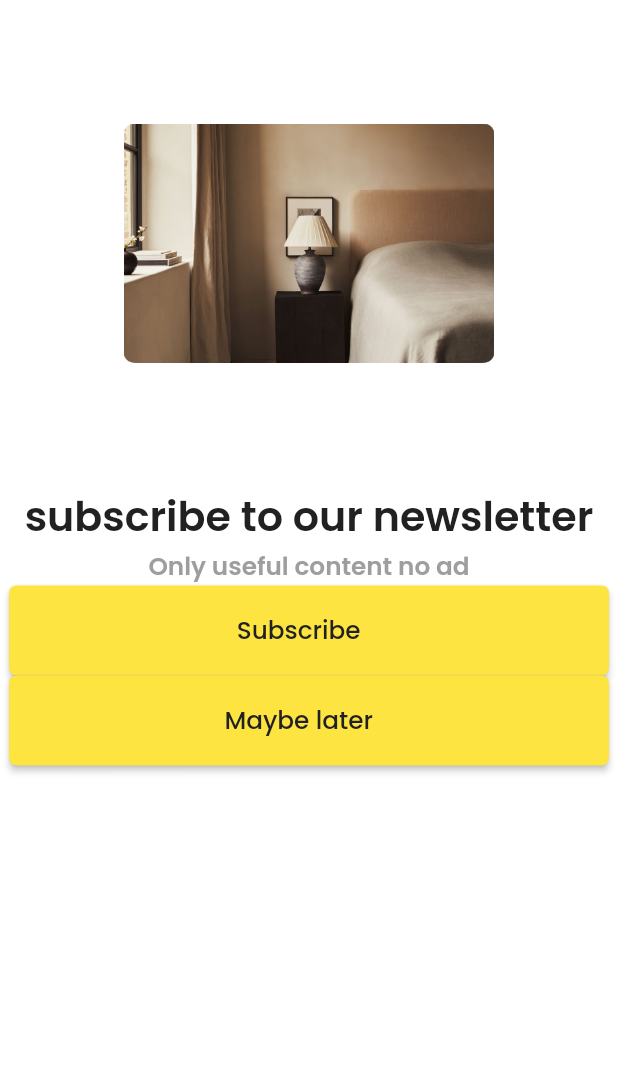
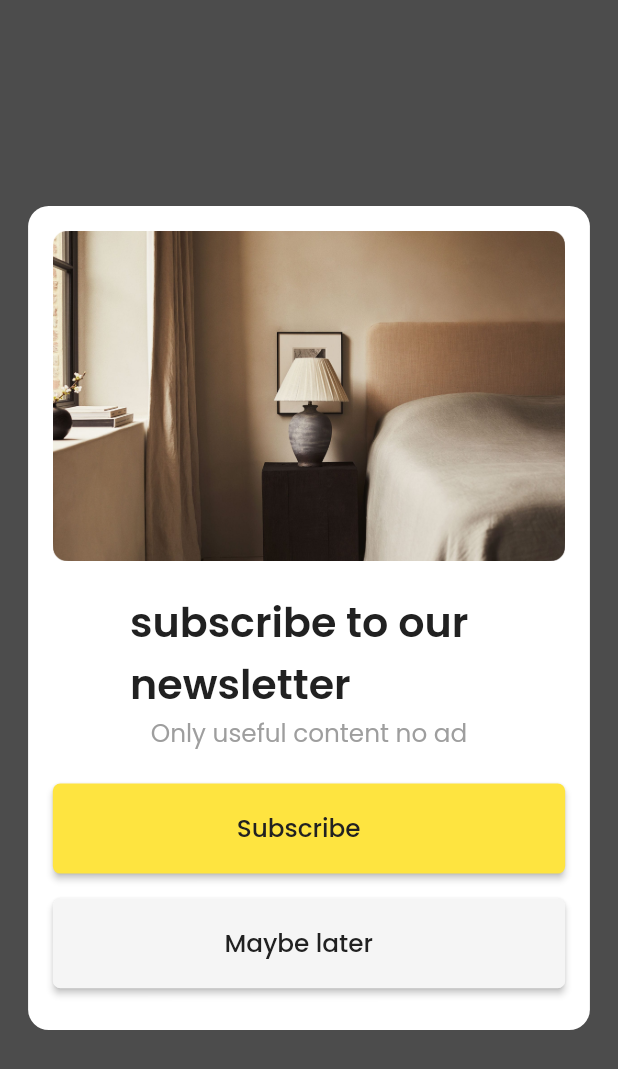
Before and after one commit to panchaniurvisha/ulmo_e_commerce, a Flutter app: the AdPoPoverScreen screen opened directly, on a phone screen of 412 x 824 dp. Shown: the top 1069 px of the screen. Run offline on Flutter 3.47's test engine with Material 2 defaults, Android fonts, the phone set to English and light mode, and no system bars.

Commit message:
"3/6/2023"

```diff
--- a/lib/main.dart
+++ b/lib/main.dart
@@ -1,5 +1,5 @@
 import 'package:flutter/material.dart';
-import 'package:ulmo_e_commerce_app/view/ad_popover_screen.dart';
+import 'package:ulmo_e_commerce_app/view/product_page_two_screen.dart';
 
 void main() {
   runApp(const MyApp());
@@ -17,6 +17,6 @@ class MyApp extends StatelessWidget {
           primarySwatch: Colors.blue,
         ),
         debugShowCheckedModeBanner: false,
-        home: const AdPoPoverScreen());
+        home: const ProductPageTwoScreen());
   }
 }
--- a/lib/res/constant/app_images.dart
+++ b/lib/res/constant/app_images.dart
@@ -36,4 +36,9 @@ class AppImages {
 
   //ad Popover screen
   static const String bedRoomImage = "${basePath}bedroom_image.png";
+
+  //story Screen
+  static const String storyImage = "${basePath}story_image.png";
+  //product Page Two Screen
+  static const String productImage = "${basePath}product_image.png";
 }
--- a/lib/res/constant/app_string.dart
+++ b/lib/res/constant/app_string.dart
@@ -46,7 +46,8 @@ class AppString {
   static const five = "5";
   static const headerName = "you might also like";
   static const price = "\$150.00";
-  static const likesTable = "Wooden bedside table featuring a raised design on the door";
+  static const likesTable =
+      "Wooden bedside table featuring a raised design on the door";
   static const brown = "Brown";
   static const black = "Black";
   static const addCart = "Add to bag";
@@ -65,7 +66,8 @@ class AppString {
   static const personThree = "Paityn Saris";
   static const reviewOne = "Everything is good. Nice quality";
   static const reviewTwo = "Could be better :(";
-  static const reviewThree = "Bought this table 2 months ago and I wanted to say, this is the best bedside table I’ve ever used 😍";
+  static const reviewThree =
+      "Bought this table 2 months ago and I wanted to say, this is the best bedside table I’ve ever used 😍";
 
   //new Review Screen
   static const nice = "Nice";
@@ -77,4 +79,9 @@ class AppString {
   static const usefulContent = "Only useful content no ad";
   static const subscribe = "Subscribe";
   static const word = 'Maybe later';
+
+  //story Screen
+  static const jar = 'glass storage jar with\ngolden lid';
+  static const aboutJar =
+      'Hermetic storage jar. Made of glass with a\nraised slogan detail and a golden\nscrew-on lid. Available in three sizes.';
 }
--- a/lib/view/ad_popover_screen.dart
+++ b/lib/view/ad_popover_screen.dart
@@ -20,40 +20,55 @@ class _AdPoPoverScreenState extends State<AdPoPoverScreen> {
     return SafeArea(
       child: Scaffold(
           backgroundColor: AppColors.lightBlack,
-          body: Container(
-            decoration: const BoxDecoration(
+          body: Center(
+            child: Container(
+              height: height / 1.5,
+              width: width / 1.1,
+              decoration: BoxDecoration(
+                borderRadius: BorderRadius.circular(height / 60),
                 color: AppColors.skyWhite,
               ),
+              child: Padding(
+                padding: EdgeInsets.all(height / 50),
                 child: Column(
                   children: [
-                Padding(
-                  padding: EdgeInsets.all(height / 10),
-                  child: Image.asset(
+                    Image.asset(
                       AppImages.bedRoomImage,
                     ),
+                    SizedBox(
+                      height: height / 40,
                     ),
-                AppText(
+                    Padding(
+                      padding: EdgeInsets.only(left: width / 8),
+                      child: AppText(
                         text: AppString.subscribeTitle,
                         fontWeight: FontWeight.w600,
                         fontSize: height / 30,
                       ),
+                    ),
                     AppText(
                       text: AppString.usefulContent,
                       color: AppColors.gray,
-                  fontWeight: FontWeight.w600,
                       fontSize: height / 50,
+                    ),
+                    SizedBox(
+                      height: height / 40,
                     ),
                     const AppElevatedButton(
                       sizeBox: SizedBox(),
                       text: AppString.subscribe,
                     ),
+                    SizedBox(
+                      height: height / 50,
+                    ),
                     const AppElevatedButton(
-                  color: AppColors.,
+                      color: AppColors.white,
                       sizeBox: SizedBox(),
                       text: AppString.word,
-
                     ),
                   ],
+                ),
+              ),
             ),
           )),
     );
```
Also changed, not shown: lib/view/product_page_two_screen.dart (added, +55 -0 lines), lib/view/story_screen.dart (added, +62 -0 lines), assets/images/product_image.png (added), assets/images/story_image.png (added). Lines whose indentation alone changed are shown as unchanged.
